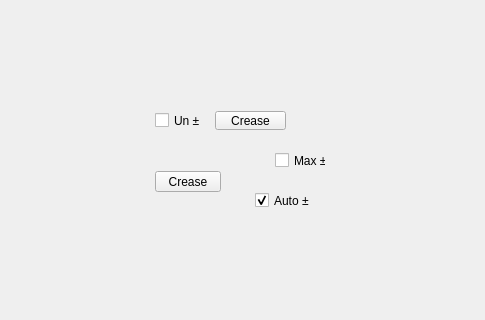
Above: tentacle/ui/crease#submenu.ui from m3trik/tentacle before the change; both pictures show x 115 to 600 and y 119 to 439 of the 600 by 600 pixel window. Below: the same form after it.
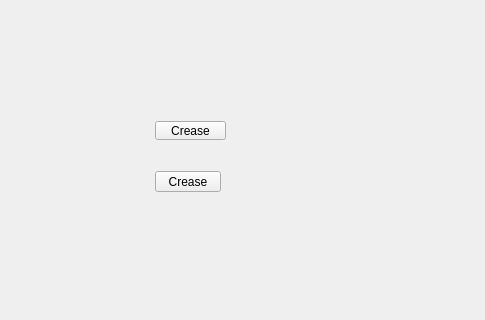
That is the form after the change. Custom widgets are drawn as their Qt base class.

Patch:
```diff
--- a/tentacle/ui/crease#submenu.ui
+++ b/tentacle/ui/crease#submenu.ui
@@ -87,85 +87,14 @@
      <string>Crease</string>
     </property>
    </widget>
-   <widget class="QCheckBox" name="chk011">
-    <property name="enabled">
-     <bool>true</bool>
-    </property>
-    <property name="geometry">
-     <rect>
-      <x>370</x>
-      <y>310</y>
-      <width>56</width>
-      <height>19</height>
-     </rect>
-    </property>
-    <property name="maximumSize">
-     <size>
-      <width>111</width>
-      <height>19</height>
-     </size>
-    </property>
-    <property name="toolTip">
-     <string>Auto crease selected object(s) within set angle tolerance.</string>
-    </property>
-    <property name="text">
-     <string>Auto ±</string>
-    </property>
-    <property name="iconSize">
-     <size>
-      <width>18</width>
-      <height>18</height>
-     </size>
-    </property>
-    <property name="checkable">
-     <bool>true</bool>
-    </property>
-    <property name="checked">
-     <bool>true</bool>
-    </property>
-   </widget>
-   <widget class="QCheckBox" name="chk002">
-    <property name="enabled">
-     <bool>true</bool>
-    </property>
-    <property name="geometry">
-     <rect>
-      <x>270</x>
-      <y>230</y>
-      <width>56</width>
-      <height>19</height>
-     </rect>
-    </property>
-    <property name="maximumSize">
-     <size>
-      <width>111</width>
-      <height>19</height>
-     </size>
-    </property>
-    <property name="toolTip">
-     <string>Un-crease selected components or If in object mode, uncrease all.</string>
-    </property>
-    <property name="text">
-     <string>Un ±</string>
-    </property>
-    <property name="iconSize">
-     <size>
-      <width>18</width>
-      <height>18</height>
-     </size>
-    </property>
-    <property name="checkable">
-     <bool>true</bool>
-    </property>
-   </widget>
    <widget class="PushButton" name="tb000">
     <property name="enabled">
      <bool>true</bool>
     </property>
     <property name="geometry">
      <rect>
-      <x>330</x>
-      <y>230</y>
+      <x>270</x>
+      <y>240</y>
       <width>71</width>
       <height>19</height>
      </rect>
@@ -189,40 +118,6 @@
      </size>
     </property>
    </widget>
-   <widget class="QCheckBox" name="chk003">
-    <property name="enabled">
-     <bool>true</bool>
-    </property>
-    <property name="geometry">
-     <rect>
-      <x>390</x>
-      <y>270</y>
-      <width>51</width>
-      <height>19</height>
-     </rect>
-    </property>
-    <property name="maximumSize">
-     <size>
-      <width>111</width>
-      <height>19</height>
-     </size>
-    </property>
-    <property name="toolTip">
-     <string>Un-crease selected components or If in object mode, uncrease all.</string>
-    </property>
-    <property name="text">
-     <string>Max ±</string>
-    </property>
-    <property name="iconSize">
-     <size>
-      <width>18</width>
-      <height>18</height>
-     </size>
-    </property>
-    <property name="checkable">
-     <bool>true</bool>
-    </property>
-   </widget>
   </widget>
  </widget>
  <customwidgets>
```
